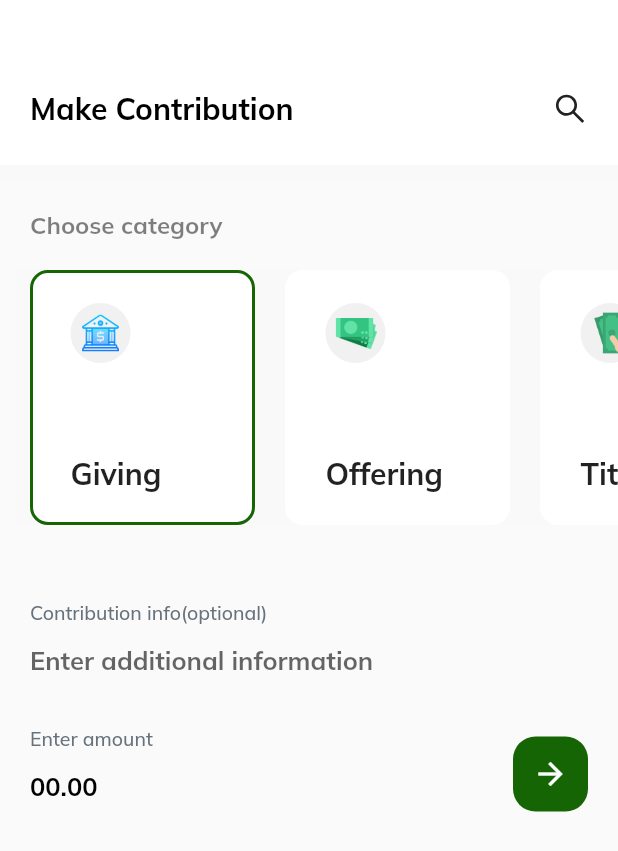
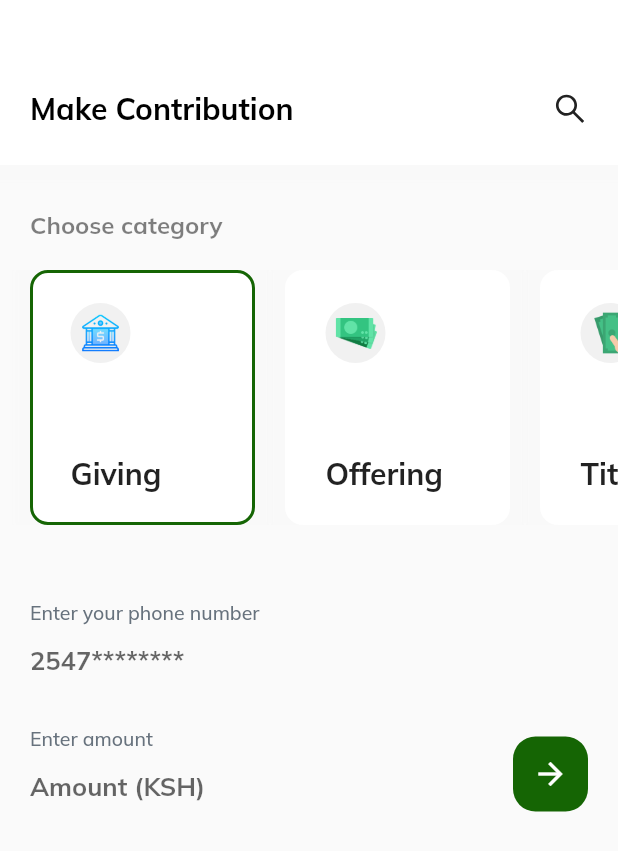
Before and after one commit to cyenite/dekut_cu, a Flutter app: the CreatBudgetPage screen opened directly, on a phone screen of 412 x 824 dp. Shown: the top 851 px of the screen. Run offline on Flutter 3.47's test engine with Material 2 defaults, Android fonts, the phone set to English and light mode, and no system bars; our stand-ins replace animated_bottom_navigation_bar, firebase_auth, firebase_core, fl_chart, flutter_icons, font_awesome_flutter and 3 more; missing offline and left inert: lit_firebase_auth, mpesa; accounts and stored records are empty.

Commit message:
mpesa payment

```diff
--- a/lib/pages/make_contribution.dart
+++ b/lib/pages/make_contribution.dart
@@ -1,4 +1,5 @@
 import 'package:dekut_cu/json/contribution_categories.dart';
+import 'package:dekut_cu/services/mpesa_service.dart';
 import 'package:dekut_cu/theme/colors.dart';
 import 'package:flutter/material.dart';
 import 'package:flutter_icons/flutter_icons.dart';
@@ -9,10 +10,10 @@ class CreatBudgetPage extends StatefulWidget {
 }
 
 class _CreatBudgetPageState extends State<CreatBudgetPage> {
+  bool _isLoading = false;
   int activeCategory = 0;
-  TextEditingController _budgetName =
-      TextEditingController();
-  TextEditingController _budgetPrice = TextEditingController(text: "00.00");
+  TextEditingController _phoneNumber = TextEditingController();
+  TextEditingController _amount = TextEditingController();
   @override
   Widget build(BuildContext context) {
     return Scaffold(
@@ -23,7 +24,9 @@ class _CreatBudgetPageState extends State<CreatBudgetPage> {
 
   Widget getBody() {
     var size = MediaQuery.of(context).size;
-    return SingleChildScrollView(
+    return Stack(
+      children: [
+        SingleChildScrollView(
           child: Column(
             crossAxisAlignment: CrossAxisAlignment.start,
             children: [
@@ -154,20 +157,21 @@ class _CreatBudgetPageState extends State<CreatBudgetPage> {
                   crossAxisAlignment: CrossAxisAlignment.start,
                   children: [
                     Text(
-                  "Contribution info(optional)",
+                      "Enter your phone number",
                       style: TextStyle(
                           fontWeight: FontWeight.w500,
                           fontSize: 13,
                           color: Color(0xff67727d)),
                     ),
                     TextField(
-                  controller: _budgetName,
+                      controller: _phoneNumber,
                       cursorColor: black,
                       style: TextStyle(
-                      fontSize: 17, fontWeight: FontWeight.bold, color: black),
+                          fontSize: 17,
+                          fontWeight: FontWeight.bold,
+                          color: black),
                       decoration: InputDecoration(
-                      hintText: "Enter additional information",
-                      border: InputBorder.none),
+                          hintText: "2547********", border: InputBorder.none),
                     ),
                     SizedBox(
                       height: 20,
@@ -188,7 +192,7 @@ class _CreatBudgetPageState extends State<CreatBudgetPage> {
                                     color: Color(0xff67727d)),
                               ),
                               TextField(
-                            controller: _budgetPrice,
+                                controller: _amount,
                                 cursorColor: black,
                                 style: TextStyle(
                                     fontSize: 17,
@@ -204,7 +208,27 @@ class _CreatBudgetPageState extends State<CreatBudgetPage> {
                         SizedBox(
                           width: 20,
                         ),
-                    Container(
+                        GestureDetector(
+                          onTap: () {
+                            setState(() {
+                              _isLoading = true;
+                            });
+                            //PaymentHelper.stkPush(_phoneNumber.text, _amount.text);
+                            PaymentHelper.mpesa
+                                .lipaNaMpesa(
+                              phoneNumber: _phoneNumber.text,
+                              amount: double.parse(_amount.text),
+                              businessShortCode: "174379",
+                              callbackUrl:
+                                  "http://mpesa-requestbin.herokuapp.com/1kojq2r1",
+                            )
+                                .then((result) {
+                              _isLoading = false;
+                            }).catchError((error) {
+                              _isLoading = false;
+                            });
+                          },
+                          child: Container(
                             width: 50,
                             height: 50,
                             decoration: BoxDecoration(
@@ -215,6 +239,7 @@ class _CreatBudgetPageState extends State<CreatBudgetPage> {
                               color: white,
                             ),
                           ),
+                        ),
                       ],
                     )
                   ],
@@ -222,6 +247,11 @@ class _CreatBudgetPageState extends State<CreatBudgetPage> {
               )
             ],
           ),
+        ),
+        Align(
+          child: _isLoading ? CircularProgressIndicator() : SizedBox.shrink(),
+        )
+      ],
     );
   }
 }
--- /dev/null
+++ b/lib/services/mpesa_service.dart
@@ -0,0 +1,33 @@
+import 'dart:convert';
+
+import 'package:http/http.dart' as http;
+import 'package:mpesa/mpesa.dart';
+
+class PaymentHelper {
+  static Future<String> stkPush(String phone, String amount) async {
+    String phoneFormat = phone;
+    final Map<String, dynamic> paymentData = {
+      "amount": amount,
+      "phone": phone,
+      "customerId": "1",
+      "orderId": "Test",
+    };
+    var response = await http.post(
+      'https://us-central1-test-69dc3.cloudfunctions.net/payments/mpesa/request/',
+      body: paymentData,
+      headers: {'apiKey': "CR0wDuC4T3"},
+    );
+
+    print(response.body);
+    final Map<String, dynamic> responseData = json.decode(response.body);
+    return responseData['message'];
+  }
+
+  static Mpesa mpesa = Mpesa(
+    clientKey: "jjjABXY5KtrZFK4xTYicbIe1voCWi6yP",
+    clientSecret: "tBein4KmPI11iMgb",
+    passKey: "bfb279f9aa9bdbcf158e97dd71a467cd2e0c893059b10f78e6b72ada1ed2c919",
+    initiatorPassword: "Akron254",
+    environment: "sandbox",
+  );
+}
--- a/pubspec.yaml
+++ b/pubspec.yaml
@@ -42,6 +42,7 @@ dependencies:
   firebase_core : any
   cloud_firestore: any
   get: any
+  mpesa: any
 
 
 dev_dependencies:
```
Also changed, not shown: pubspec.lock. Lines whose indentation alone changed are shown as unchanged.
